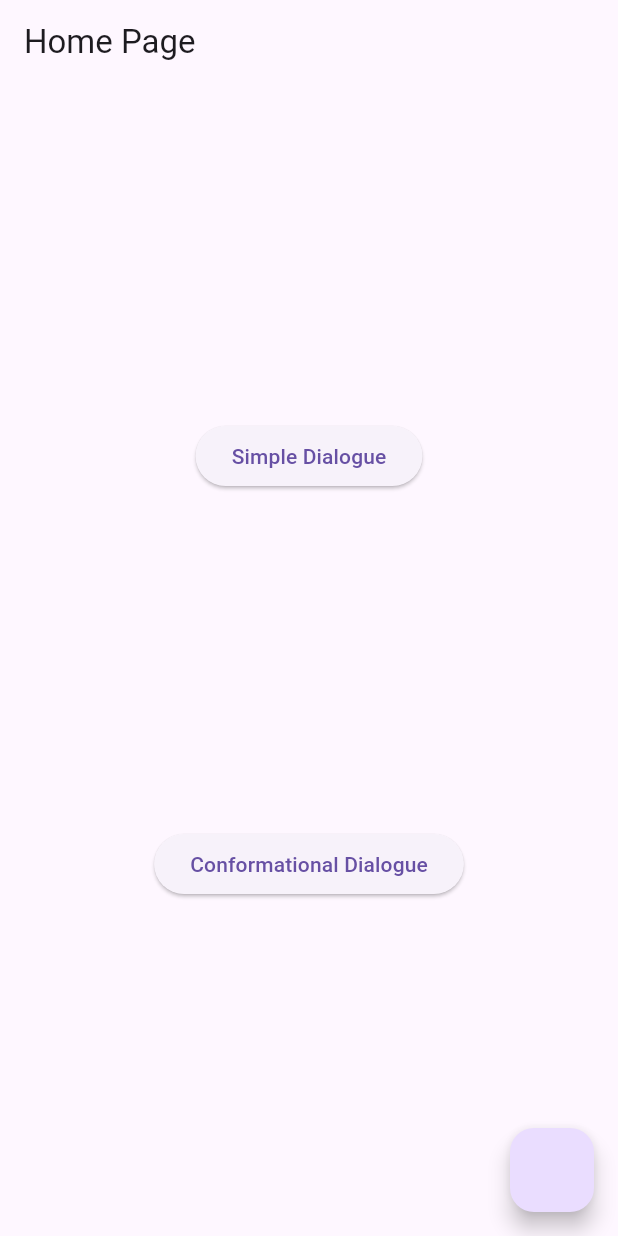
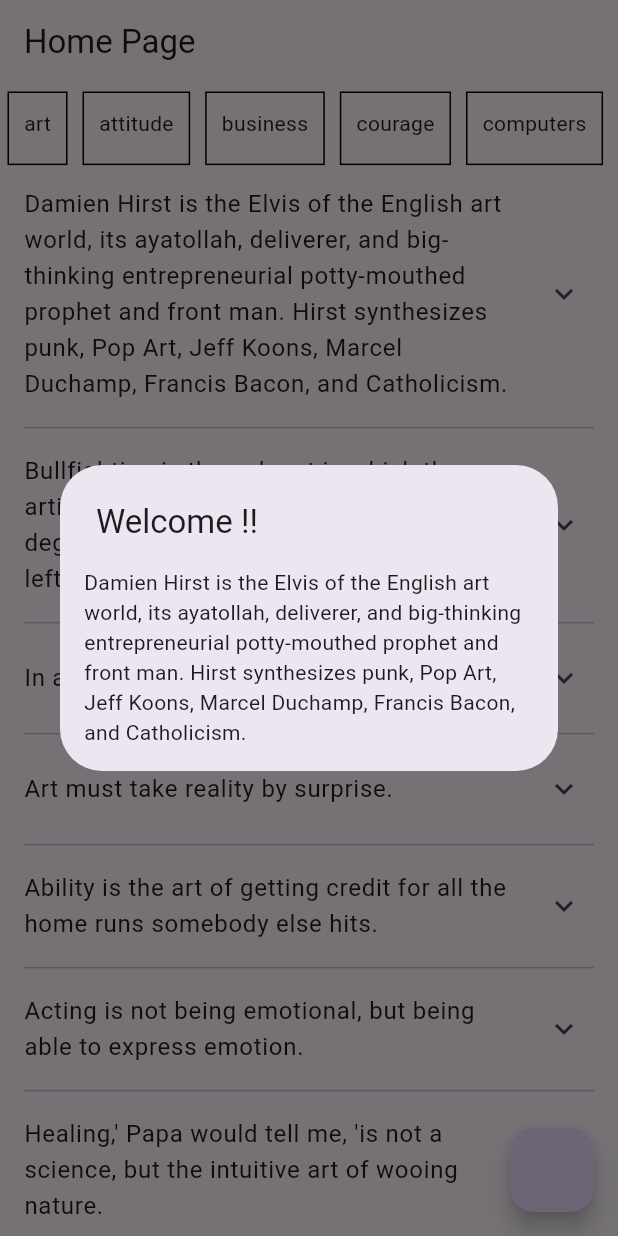
Before and after one commit to IamJayGondaliya/quotes_app, a Flutter app: the screen it shows after launch, on a phone screen of 412 x 824 dp. Run offline on Flutter 3.47's test engine with Material 3 defaults, Android fonts, the phone set to English and light mode, and no system bars.

Commit message:
Random quotes on app open | ListView types

```diff
--- a/lib/pages/home_page/home_page.dart
+++ b/lib/pages/home_page/home_page.dart
@@ -1,4 +1,11 @@
+import 'dart:math';
+
+import 'package:flutter/cupertino.dart';
+import 'package:flutter/material.dart';
+import 'package:flutter/widgets.dart';
 import 'package:quotes_app/headers.dart';
+import 'package:quotes_app/modals/quote_modal.dart';
+import 'package:quotes_app/utils/quote_utils.dart';
 
 class HomePage extends StatefulWidget {
   const HomePage({super.key});
@@ -8,12 +15,86 @@ class HomePage extends StatefulWidget {
 }
 
 class _HomePageState extends State<HomePage> {
+  void showRandomQuote() {
+    //Random  => dart:math
+    Random r = Random();
+
+    String category = "art";
+
+    List<Quote> l = allQuotes
+        .where(
+          (element) => element.category == category,
+        )
+        .toList();
+
+    Quote q = l[r.nextInt(l.length)];
+
+    showDialog(
+      context: context,
+      builder: (context) => SimpleDialog(
+        title: const Text("Welcome !!"),
+        contentPadding: const EdgeInsets.all(16),
+        children: [
+          Text(q.quote),
+        ],
+      ),
+    );
+  }
+
+  @override
+  void initState() {
+    Future.delayed(
+      const Duration(milliseconds: 500),
+      () {
+        showRandomQuote();
+      },
+    );
+
+    super.initState();
+  }
+
   @override
   Widget build(BuildContext context) {
     return Scaffold(
       appBar: appBar(),
-      body: dialogueDemo(
-        context: context,
+      body: Column(
+        children: [
+          //Categories
+          Expanded(
+            child: ListView(
+              scrollDirection: Axis.horizontal,
+              children: allCategories
+                  .map(
+                    (e) => Container(
+                      margin: const EdgeInsets.all(5),
+                      padding: const EdgeInsets.all(10),
+                      decoration: BoxDecoration(
+                        border: Border.all(),
+                      ),
+                      child: Text(e),
+                    ),
+                  )
+                  .toList(),
+            ),
+          ),
+          Expanded(
+            flex: 12,
+            child: ListView.separated(
+              itemCount: allQuotes.length,
+              itemBuilder: (context, index) => ExpansionTile(
+                title: Text(allQuotes[index].quote),
+                children: [
+                  Text("Author: ${allQuotes[index].author}"),
+                  Text("Category: ${allQuotes[index].category}"),
+                ],
+              ),
+              separatorBuilder: (context, index) => const Divider(
+                indent: 16,
+                endIndent: 16,
+              ),
+            ),
+          ),
+        ],
       ),
       floatingActionButton: FloatingActionButton(
         onPressed: () {
--- a/lib/utils/quote_utils.dart
+++ b/lib/utils/quote_utils.dart
@@ -357,3 +357,10 @@ List<Map<String, dynamic>> allQuoteData = [
 //Modals  =  Objects
 List<Quote> allQuotes =
     allQuoteData.map((e) => Quote.fromMap(data: e)).toList();
+
+List<String> allCategories = allQuotes
+    .map(
+      (e) => e.category,
+    )
+    .toSet()
+    .toList();
```
